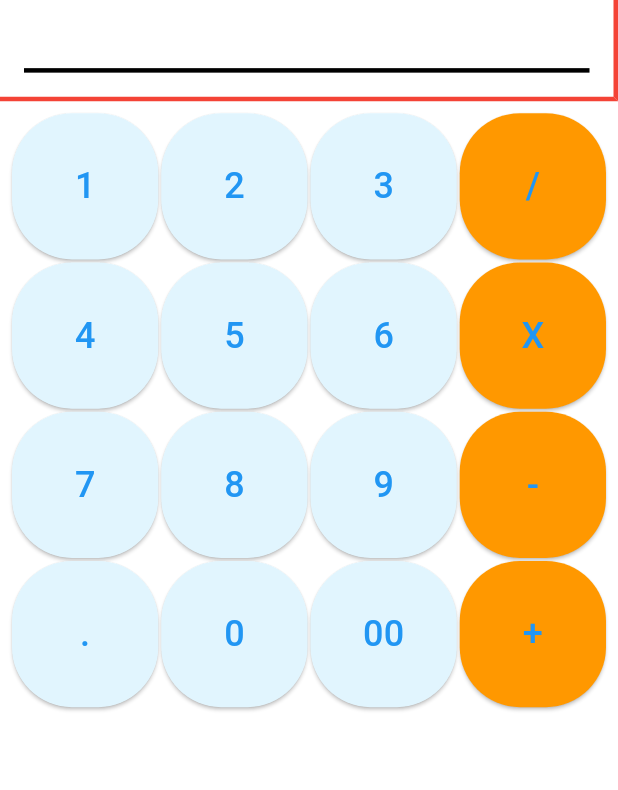
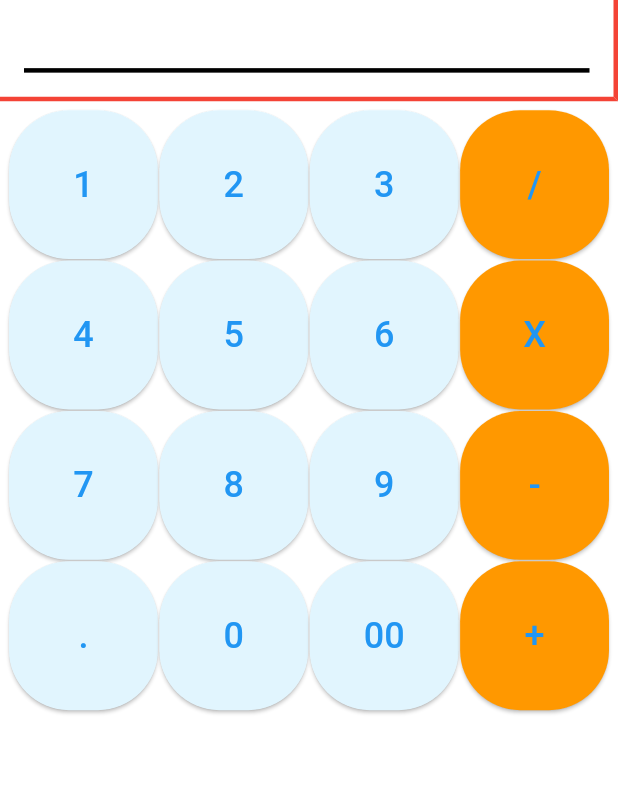
Before and after one commit to dagiteferi/Calculator, a Flutter app: the screen it shows after launch, on a phone screen of 412 x 824 dp. Shown: the part 312-1102 px from the top of the screen. Run offline on Flutter 3.47's test engine with Material 3 defaults, Android fonts, the phone set to English and light mode, and no system bars; missing offline and left inert: expressions.

Commit message:
done all buttons style

```diff
--- a/lib/Calculator.dart
+++ b/lib/Calculator.dart
@@ -112,9 +112,9 @@ class _CalculatorState extends State<Calculator> {
                   flex: 4,
                   child: GridView.count(
                     crossAxisCount: 4,
-                    padding: const EdgeInsets.all(8.0),
-                    mainAxisSpacing: 2.0, // Adjusted spacing
-                    crossAxisSpacing: 2.0, // Adjusted spacing
+                    padding: const EdgeInsets.all(6.0),
+                    mainAxisSpacing: 1.0, // Adjusted spacing
+                    crossAxisSpacing: 1.0, // Adjusted spacing
                     children: [
                       '1',
                       '2',
@@ -170,7 +170,7 @@ class _CalculatorState extends State<Calculator> {
                             backgroundColor: Colors.orange,
                             shape: RoundedRectangleBorder(
                               borderRadius:
-                                  BorderRadius.circular(40), // Adjusted radius
+                                  BorderRadius.circular(60), // Adjusted radius
                             ),
                           ),
                           child: const Text(
@@ -188,7 +188,7 @@ class _CalculatorState extends State<Calculator> {
                             backgroundColor: Colors.orange,
                             shape: RoundedRectangleBorder(
                               borderRadius:
-                                  BorderRadius.circular(40), // Adjusted radius
+                                  BorderRadius.circular(60), // Adjusted radius
                             ),
                           ),
                           child: const Text(
```
